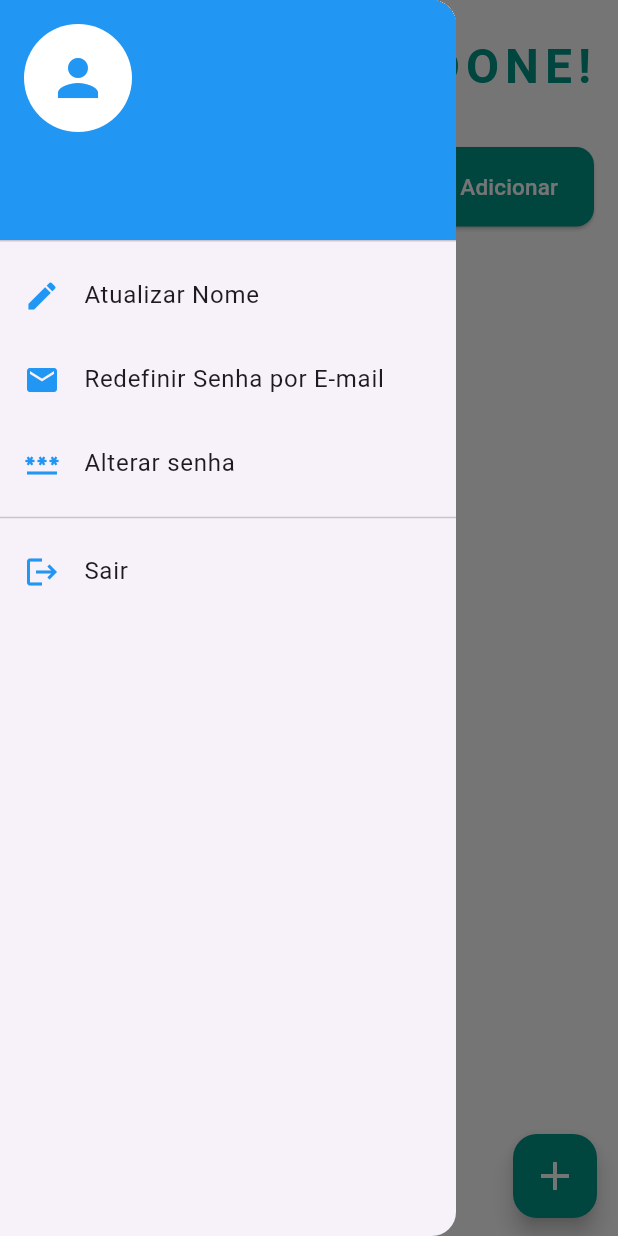
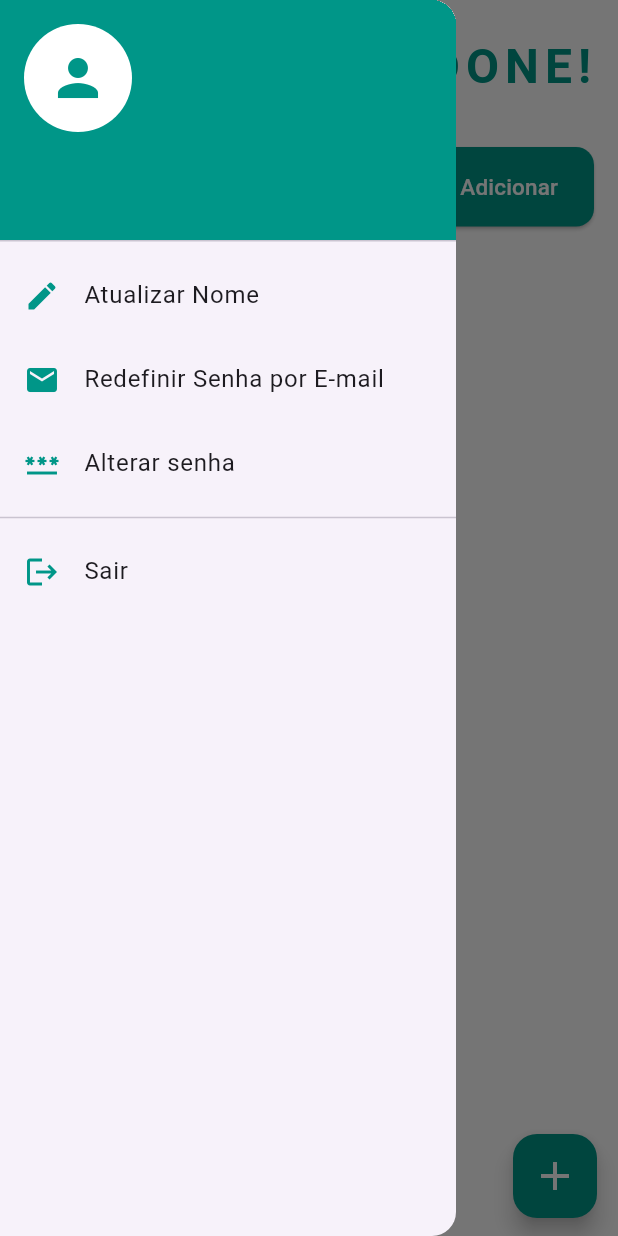
Before and after one commit to GuilhermeArcas/DONE-App, a Flutter app: the TodoPage screen opened by its route, with the side drawer open, on a phone screen of 412 x 824 dp. Run offline on Flutter 3.47's test engine with Material 3 defaults, Android fonts, the phone set to English and light mode, and no system bars; our stand-ins replace firebase_auth, firebase_core, shared_preferences; accounts and stored records are empty; generated files the repository leaves out were written again.

Commit message:
Estilizando a barra lateral

```diff
--- a/lib/app_drawer.dart
+++ b/lib/app_drawer.dart
@@ -32,16 +32,16 @@ class _AppDrawerState extends State<AppDrawer> {
         padding: EdgeInsets.zero,
         children: [
           UserAccountsDrawerHeader(
-            decoration: const BoxDecoration(color: Colors.blue),
+            decoration: const BoxDecoration(color: Colors.teal),
             accountName: Text(user?.displayName ?? "Sem nome"),
             accountEmail: Text(user?.email ?? "Sem e-mail"),
             currentAccountPicture: const CircleAvatar(
               backgroundColor: Colors.white,
-              child: Icon(Icons.person, size: 40, color: Colors.blue),
+              child: Icon(Icons.person, size: 40, color: Colors.teal),
             ),
           ),
           ListTile(
-            leading: const Icon(Icons.edit, color: Colors.blue),
+            leading: const Icon(Icons.edit, color: Colors.teal),
             title: const Text("Atualizar Nome"),
             onTap: () {
               Navigator.push(
@@ -51,7 +51,7 @@ class _AppDrawerState extends State<AppDrawer> {
             },
           ),
           ListTile(
-            leading: const Icon(Icons.email, color: Colors.blue),
+            leading: const Icon(Icons.email, color: Colors.teal),
             title: const Text("Redefinir Senha por E-mail"),
             onTap: () async {
               final email = user?.email;
@@ -70,7 +70,7 @@ class _AppDrawerState extends State<AppDrawer> {
             },
           ),
           ListTile(
-            leading: const Icon(Icons.password, color: Colors.blue),
+            leading: const Icon(Icons.password, color: Colors.teal),
             title: const Text("Alterar senha"),
             onTap: () {
               Navigator.push(
@@ -81,7 +81,7 @@ class _AppDrawerState extends State<AppDrawer> {
           ),
           const Divider(),
           ListTile(
-            leading: const Icon(Icons.logout, color: Colors.blue),
+            leading: const Icon(Icons.logout, color: Colors.teal),
             title: const Text("Sair"),
             onTap: () async => _logout(context),
           ),
```
